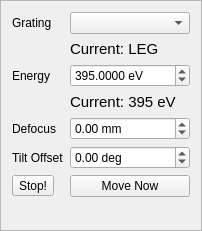
First picture: the form in source/ui/REIXS/REIXSXESSpectrometerControlEditor.ui, repository acquaman/acquaman, before the edit.
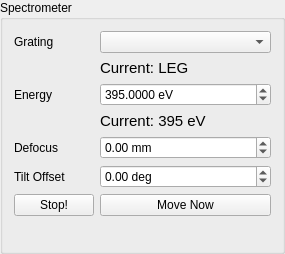
Second picture: the form after the edit. Icons and pictures are not drawn.

Commit message: REIXS: Adds some upstream beamline controls and a sidebar to the main window. Adds a complete set of LED icons in different sizes.

Diff of the .ui file:
```diff
--- a/source/ui/REIXS/REIXSXESSpectrometerControlEditor.ui
+++ b/source/ui/REIXS/REIXSXESSpectrometerControlEditor.ui
@@ -1,25 +1,25 @@
 <?xml version="1.0" encoding="UTF-8"?>
 <ui version="4.0">
  <class>REIXSXESSpectrometerControlEditor</class>
- <widget class="QFrame" name="REIXSXESSpectrometerControlEditor">
+ <widget class="QGroupBox" name="REIXSXESSpectrometerControlEditor">
   <property name="geometry">
    <rect>
     <x>0</x>
     <y>0</y>
-    <width>202</width>
-    <height>231</height>
+    <width>285</width>
+    <height>254</height>
    </rect>
   </property>
   <property name="windowTitle">
    <string>Frame</string>
   </property>
-  <property name="frameShape">
-   <enum>QFrame::StyledPanel</enum>
-  </property>
-  <property name="frameShadow">
-   <enum>QFrame::Raised</enum>
+  <property name="title">
+   <string>Spectrometer</string>
   </property>
   <layout class="QFormLayout" name="formLayout">
+   <property name="fieldGrowthPolicy">
+    <enum>QFormLayout::AllNonFixedFieldsGrow</enum>
+   </property>
    <item row="0" column="0">
     <widget class="QLabel" name="labelGrating">
      <property name="text">
@@ -146,7 +146,7 @@
     </widget>
    </item>
    <item row="6" column="0">
-    <widget class="QToolButton" name="stopButton">
+    <widget class="QPushButton" name="stopButton">
      <property name="text">
       <string>Stop!</string>
      </property>
@@ -154,9 +154,6 @@
       <iconset resource="../../icons/icons.qrc">
        <normaloff>:/Close.png</normaloff>:/Close.png</iconset>
      </property>
-     <property name="toolButtonStyle">
-      <enum>Qt::ToolButtonTextBesideIcon</enum>
-     </property>
     </widget>
    </item>
   </layout>
```
Left out of the diff: 11 changed lines with no effect on the pictures. The commit also changes 28 other files.
